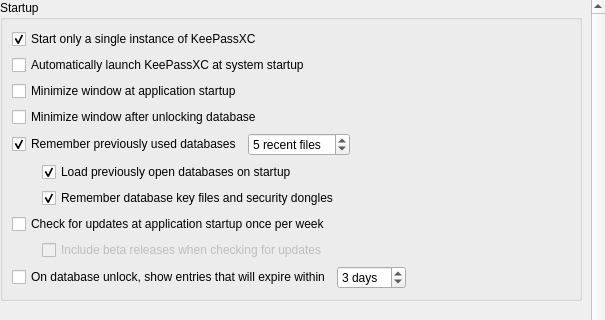
Above: src/gui/ApplicationSettingsWidgetGeneral.ui from OpenVireo/openvireo before the change; both pictures show x 0 to 605 and y 0 to 320 of the 605 by 969 pixel window. Below: the same form after it.
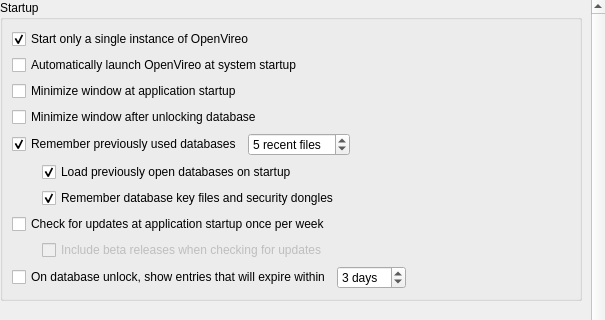
That is the form after the change. Custom widgets are drawn as their Qt base class.

Commit message: Show OpenVireo in user-visible strings and translations

Diff of the .ui file:
```diff
--- a/src/gui/ApplicationSettingsWidgetGeneral.ui
+++ b/src/gui/ApplicationSettingsWidgetGeneral.ui
@@ -74,7 +74,7 @@
               <item>
                <widget class="VaultCheckBox" name="singleInstanceCheckBox">
                 <property name="text">
-                 <string>Start only a single instance of KeePassXC</string>
+                 <string>Start only a single instance of OpenVireo</string>
                 </property>
                 <property name="checked">
                  <bool>true</bool>
@@ -84,7 +84,7 @@
               <item>
                <widget class="VaultCheckBox" name="launchAtStartup">
                 <property name="text">
-                 <string>Automatically launch KeePassXC at system startup</string>
+                 <string>Automatically launch OpenVireo at system startup</string>
                 </property>
                </widget>
               </item>
```
The commit also changes 125 other files.
